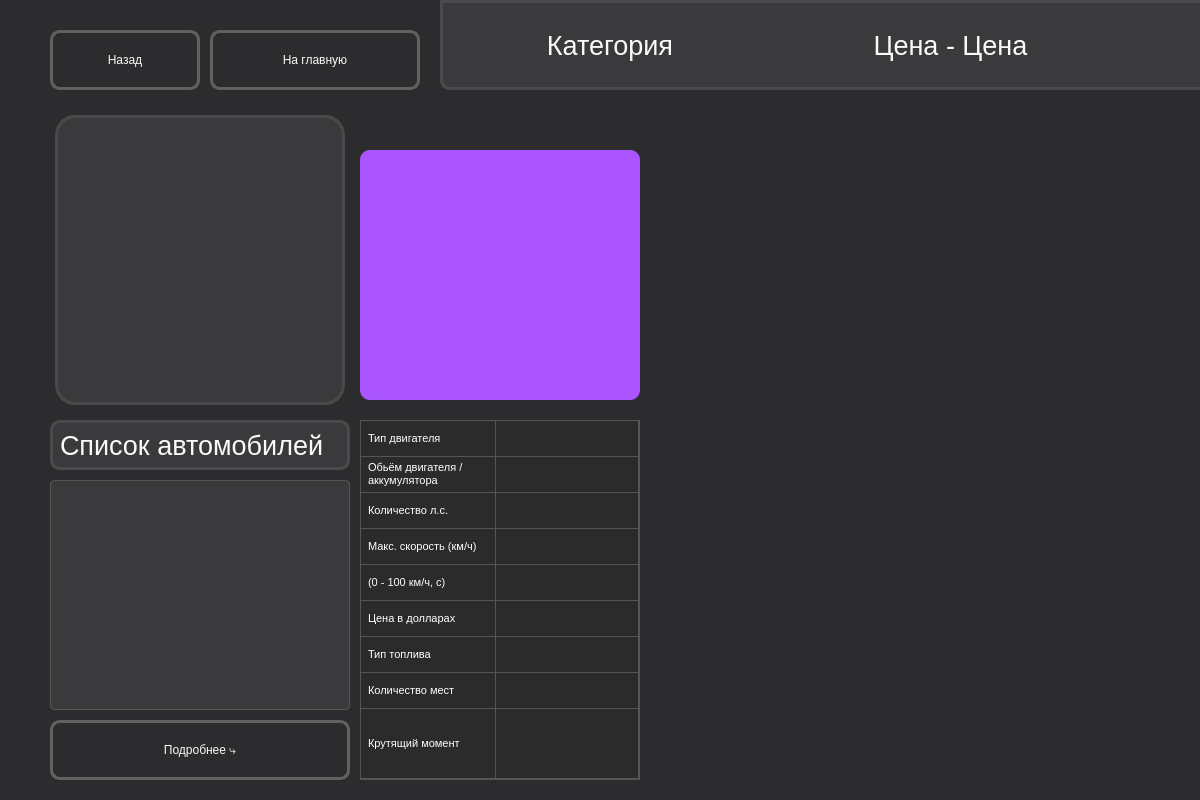
The window that main.ui (cerito20/PIOA-Project) describes before a commit, drawn with Qt 5.
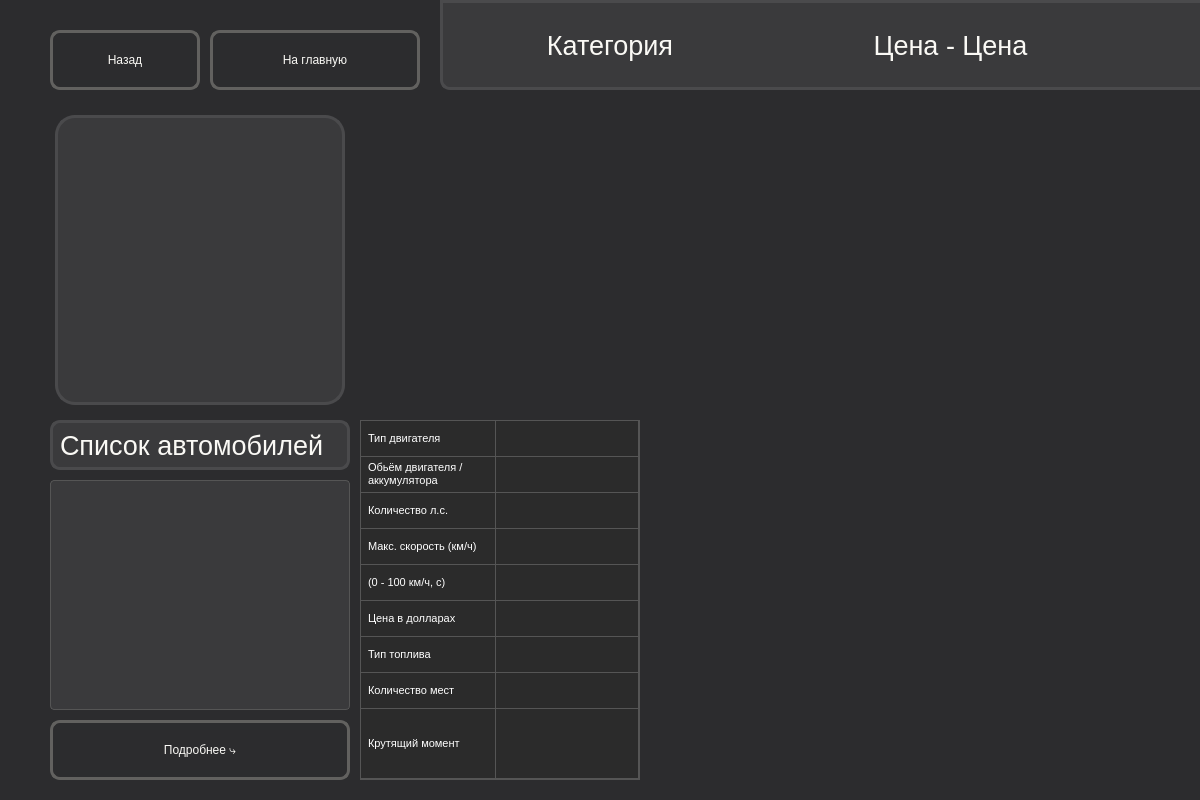
The same window after the commit. The open tabs and pages were chosen to show the change.

Diff of the .ui file:
```diff
--- a/main.ui
+++ b/main.ui
@@ -22,6 +22,11 @@
     <height>800</height>
    </size>
   </property>
+  <property name="font">
+   <font>
+    <pointsize>15</pointsize>
+   </font>
+  </property>
   <property name="windowTitle">
    <string>MainWindow</string>
   </property>
@@ -226,7 +231,6 @@
 background:rgb(58, 58, 60);
 border: 3px solid rgb(74, 74, 76);
 border-radius: 20px;
-font:12pt;
 margin: 5px;
 }
 QLabel#lb_list {
@@ -1294,7 +1298,7 @@
        </font>
       </property>
       <property name="styleSheet">
-       <string notr="true">background-color: rgb(170, 85, 255);</string>
+       <string notr="true"/>
       </property>
       <property name="text">
        <string/>
```
Left out of the diff: 24 changed lines with no effect on the pictures.
